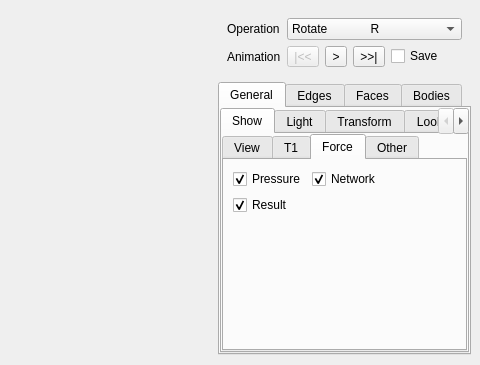
danlipsa/foamvis, file MainWindow.ui: the form before one commit; both pictures show x 539 to 1019 and y 0 to 365 of the 1019 by 612 pixel window.
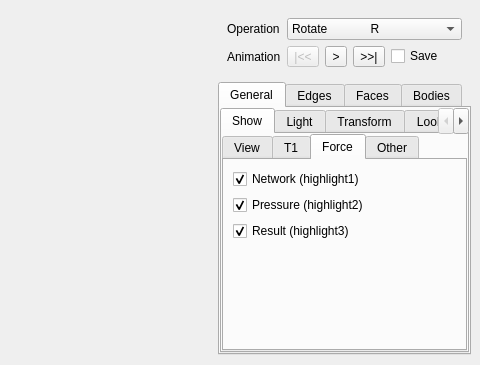
The form after the commit. Custom widgets are drawn as their Qt base class.

Patch:
```diff
--- a/MainWindow.ui
+++ b/MainWindow.ui
@@ -368,30 +368,30 @@
                    <string>Force</string>
                   </attribute>
                   <layout class="QFormLayout" name="formLayout_12">
-                   <item row="0" column="0">
+                   <item row="1" column="0">
                     <widget class="QCheckBox" name="checkBoxForcePressure">
                      <property name="text">
-                      <string>Pressure</string>
+                      <string>Pressure (highlight2)</string>
                      </property>
                      <property name="checked">
                       <bool>true</bool>
                      </property>
                     </widget>
                    </item>
-                   <item row="0" column="1">
+                   <item row="0" column="0">
                     <widget class="QCheckBox" name="checkBoxForceNetwork">
                      <property name="text">
-                      <string>Network</string>
+                      <string>Network (highlight1)</string>
                      </property>
                      <property name="checked">
                       <bool>true</bool>
                      </property>
                     </widget>
                    </item>
-                   <item row="1" column="0">
+                   <item row="2" column="0">
                     <widget class="QCheckBox" name="checkBoxForceResult">
                      <property name="text">
-                      <string>Result</string>
+                      <string>Result (highlight3)</string>
                      </property>
                      <property name="checked">
                       <bool>true</bool>
```
